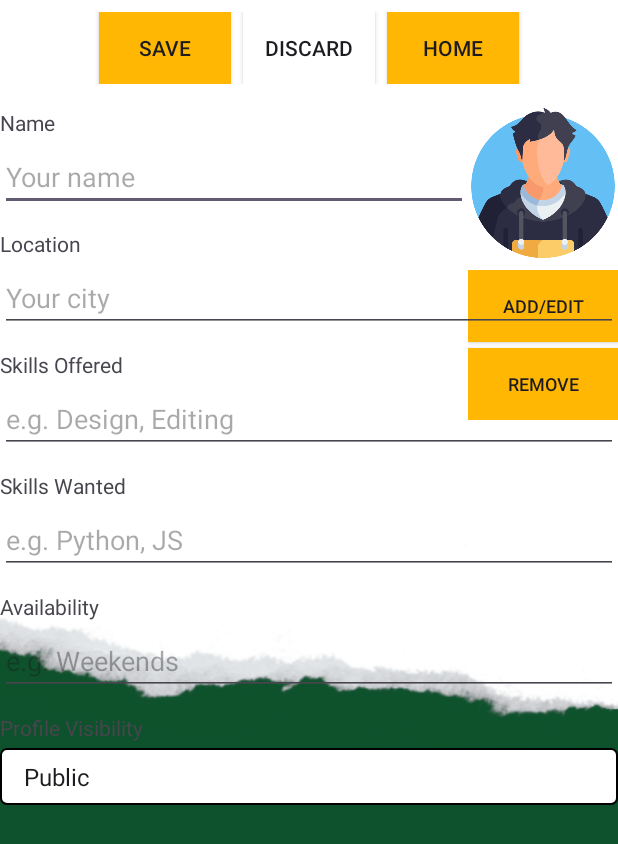
After one commit to Abhijit745/ODOO_Hackathon_2025_SkillSwap, an Android app: the UserProfileActivity screen opened directly, with no data from a screen before it, on a phone screen of 412 x 824 dp. The commit adds this screen. Shown: the top 844 px of the screen. Run offline under Robolectric (Android 15) with nearby library versions, the phone set to English and light mode, and no system bars.

Commit message:
Push Android Studio UI code to android_ui branch

```diff
--- a/app/src/main/java/com/codehorizon/skillswap/StartUpActivity.kt
+++ b/app/src/main/java/com/codehorizon/skillswap/StartUpActivity.kt
@@ -3,7 +3,6 @@ package com.codehorizon.skillswap
 import android.content.Intent
 import androidx.appcompat.app.AppCompatActivity
 import android.os.Bundle
-import android.view.View
 import android.widget.Button
 
 class StartUpActivity : AppCompatActivity() {
@@ -18,7 +17,7 @@ class StartUpActivity : AppCompatActivity() {
         // Set click listener for the button
         joinNowButton.setOnClickListener {
             // Navigate to HomeActivity
-            startActivity(Intent(this, HomeActivity::class.java))
+            startActivity(Intent(this, UserloginActivity::class.java))
             finish() // Close this activity
         }
     }
--- /dev/null
+++ b/app/src/main/java/com/codehorizon/skillswap/UserProfileActivity.kt
@@ -0,0 +1,20 @@
+package com.codehorizon.skillswap
+
+import android.os.Bundle
+import androidx.activity.enableEdgeToEdge
+import androidx.appcompat.app.AppCompatActivity
+import androidx.core.view.ViewCompat
+import androidx.core.view.WindowInsetsCompat
+
+class UserProfileActivity : AppCompatActivity() {
+    override fun onCreate(savedInstanceState: Bundle?) {
+        super.onCreate(savedInstanceState)
+        enableEdgeToEdge()
+        setContentView(R.layout.activity_userprofile)
+        ViewCompat.setOnApplyWindowInsetsListener(findViewById(R.id.main)) { v, insets ->
+        val systemBars = insets.getInsets(WindowInsetsCompat.Type.systemBars())
+            v.setPadding(systemBars.left, systemBars.top, systemBars.right, systemBars.bottom)
+            insets
+        }
+    }
+}
--- /dev/null
+++ b/app/src/main/res/drawable/edittext_background.xml
@@ -0,0 +1,6 @@
+<!-- res/drawable/edittext_background.xml -->
+<shape xmlns:android="http://schemas.android.com/apk/res/android">
+    <solid android:color="#FFFFFF"/>
+    <corners android:radius="8dp"/>
+    <stroke android:width="1dp" android:color="#CCCCCC"/>
+</shape>
--- /dev/null
+++ b/app/src/main/res/drawable/spinner_border.xml
@@ -0,0 +1,8 @@
+<?xml version="1.0" encoding="utf-8"?>
+<shape xmlns:android="http://schemas.android.com/apk/res/android">
+    <solid android:color="@color/white" />
+    <stroke
+        android:width="1dp"
+        android:color="@android:color/black" />
+    <corners android:radius="4dp" />
+</shape>
--- a/app/src/main/res/layout/activity_start_up.xml
+++ b/app/src/main/res/layout/activity_start_up.xml
@@ -10,7 +10,7 @@
         android:id="@+id/backgroundImageView"
         android:layout_width="match_parent"
         android:layout_height="match_parent"
-        android:src="@drawable/joinnow"
+        android:src="@drawable/startup"
         android:scaleType="centerCrop"
         app:layout_constraintTop_toTopOf="parent"
         app:layout_constraintBottom_toBottomOf="parent"
--- /dev/null
+++ b/app/src/main/res/layout/activity_userprofile.xml
@@ -0,0 +1,211 @@
+<androidx.constraintlayout.widget.ConstraintLayout
+    xmlns:android="http://schemas.android.com/apk/res/android"
+    xmlns:app="http://schemas.android.com/apk/res-auto"
+    android:layout_width="match_parent"
+    android:layout_height="match_parent"
+    android:id="@+id/main"
+    android:padding="16dp"
+    android:background="@drawable/background">
+
+    <!-- Top Buttons -->
+    <LinearLayout
+        android:id="@+id/topButtons"
+        android:layout_width="0dp"
+        android:layout_height="wrap_content"
+        android:orientation="horizontal"
+        android:gravity="center"
+        android:layout_marginTop="8dp"
+        app:layout_constraintTop_toTopOf="parent"
+        app:layout_constraintStart_toStartOf="parent"
+        app:layout_constraintEnd_toEndOf="parent">
+
+        <androidx.appcompat.widget.AppCompatButton
+            android:id="@+id/saveButton"
+            android:layout_width="wrap_content"
+            android:layout_height="wrap_content"
+            android:background="@color/yellow"
+            android:text="Save" />
+
+        <androidx.appcompat.widget.AppCompatButton
+            android:id="@+id/discardButton"
+            android:layout_width="wrap_content"
+            android:layout_height="wrap_content"
+            android:layout_marginStart="8dp"
+            android:background="@android:color/white"
+            android:text="Discard" />
+
+        <androidx.appcompat.widget.AppCompatButton
+            android:id="@+id/homeButton"
+            android:layout_width="wrap_content"
+            android:layout_height="wrap_content"
+            android:layout_marginStart="8dp"
+            android:background="@color/yellow"
+            android:text="Home" />
+    </LinearLayout>
+
+    <!-- Profile Image -->
+    <ImageView
+        android:id="@+id/profileImage"
+        android:layout_width="100dp"
+        android:layout_height="100dp"
+        android:src="@drawable/boy"
+        android:scaleType="centerCrop"
+        android:layout_marginTop="16dp"
+        app:layout_constraintTop_toBottomOf="@id/topButtons"
+        app:layout_constraintEnd_toEndOf="parent" />
+
+    <!-- Image Buttons -->
+    <LinearLayout
+        android:id="@+id/imageButtons"
+        android:layout_width="wrap_content"
+        android:layout_height="wrap_content"
+        android:orientation="vertical"
+        android:layout_marginTop="8dp"
+        app:layout_constraintTop_toBottomOf="@id/profileImage"
+        app:layout_constraintEnd_toEndOf="parent">
+
+        <androidx.appcompat.widget.AppCompatButton
+            android:id="@+id/addEditPhoto"
+            android:layout_width="100dp"
+            android:layout_height="wrap_content"
+            android:textSize="12sp"
+            android:padding="4dp"
+            android:background="@color/yellow"
+            android:text="Add/Edit" />
+
+        <androidx.appcompat.widget.AppCompatButton
+            android:id="@+id/removePhoto"
+            android:layout_width="100dp"
+            android:layout_height="wrap_content"
+            android:textSize="12sp"
+            android:padding="4dp"
+            android:layout_marginTop="4dp"
+            android:background="@color/yellow"
+            android:text="Remove" />
+    </LinearLayout>
+
+    <!-- Name Field -->
+    <TextView
+        android:id="@+id/nameLabel"
+        android:layout_width="wrap_content"
+        android:layout_height="wrap_content"
+        android:text="Name"
+        android:layout_marginTop="16dp"
+        app:layout_constraintTop_toBottomOf="@id/topButtons"
+        app:layout_constraintStart_toStartOf="parent" />
+
+    <EditText
+        android:id="@+id/nameInput"
+        android:layout_width="0dp"
+        android:layout_height="wrap_content"
+        android:hint="Your name"
+        android:layout_marginTop="4dp"
+        app:layout_constraintTop_toBottomOf="@id/nameLabel"
+        app:layout_constraintStart_toStartOf="parent"
+        app:layout_constraintEnd_toStartOf="@id/profileImage" />
+
+    <!-- Location Field -->
+    <TextView
+        android:id="@+id/locationLabel"
+        android:layout_width="wrap_content"
+        android:layout_height="wrap_content"
+        android:text="Location"
+        android:layout_marginTop="12dp"
+        app:layout_constraintTop_toBottomOf="@id/nameInput"
+        app:layout_constraintStart_toStartOf="parent" />
+
+    <EditText
+        android:id="@+id/locationInput"
+        android:layout_width="0dp"
+        android:layout_height="wrap_content"
+        android:hint="Your city"
+        android:layout_marginTop="4dp"
+        app:layout_constraintTop_toBottomOf="@id/locationLabel"
+        app:layout_constraintStart_toStartOf="parent"
+        app:layout_constraintEnd_toEndOf="parent" />
+
+    <!-- Skills Offered -->
+    <TextView
+        android:id="@+id/skillsOfferedLabel"
+        android:layout_width="wrap_content"
+        android:layout_height="wrap_content"
+        android:text="Skills Offered"
+        android:layout_marginTop="12dp"
+        app:layout_constraintTop_toBottomOf="@id/locationInput"
+        app:layout_constraintStart_toStartOf="parent" />
+
+    <EditText
+        android:id="@+id/skillsOfferedInput"
+        android:layout_width="0dp"
+        android:layout_height="wrap_content"
+        android:hint="e.g. Design, Editing"
+        android:layout_marginTop="4dp"
+        app:layout_constraintTop_toBottomOf="@id/skillsOfferedLabel"
+        app:layout_constraintStart_toStartOf="parent"
+        app:layout_constraintEnd_toEndOf="parent" />
+
+    <!-- Skills Wanted -->
+    <TextView
+        android:id="@+id/skillsWantedLabel"
+        android:layout_width="wrap_content"
+        android:layout_height="wrap_content"
+        android:text="Skills Wanted"
+        android:layout_marginTop="12dp"
+        app:layout_constraintTop_toBottomOf="@id/skillsOfferedInput"
+        app:layout_constraintStart_toStartOf="parent" />
+
+    <EditText
+        android:id="@+id/skillsWantedInput"
+        android:layout_width="0dp"
+        android:layout_height="wrap_content"
+        android:hint="e.g. Python, JS"
+        android:layout_marginTop="4dp"
+        app:layout_constraintTop_toBottomOf="@id/skillsWantedLabel"
+        app:layout_constraintStart_toStartOf="parent"
+        app:layout_constraintEnd_toEndOf="parent" />
+
+    <!-- Availability -->
+    <TextView
+        android:id="@+id/availabilityLabel"
+        android:layout_width="wrap_content"
+        android:layout_height="wrap_content"
+        android:text="Availability"
+        android:layout_marginTop="12dp"
+        app:layout_constraintTop_toBottomOf="@id/skillsWantedInput"
+        app:layout_constraintStart_toStartOf="parent" />
+
+    <EditText
+        android:id="@+id/availabilityInput"
+        android:layout_width="0dp"
+        android:layout_height="wrap_content"
+        android:hint="e.g. Weekends"
+        android:layout_marginTop="4dp"
+        app:layout_constraintTop_toBottomOf="@id/availabilityLabel"
+        app:layout_constraintStart_toStartOf="parent"
+        app:layout_constraintEnd_toEndOf="parent" />
+
+    <!-- Profile Visibility -->
+    <TextView
+        android:id="@+id/profileVisibilityLabel"
+        android:layout_width="wrap_content"
+        android:layout_height="wrap_content"
+        android:text="Profile Visibility"
+        android:layout_marginTop="12dp"
+        app:layout_constraintTop_toBottomOf="@id/availabilityInput"
+        app:layout_constraintStart_toStartOf="parent" />
+
+    <Spinner
+        android:id="@+id/visibilitySpinner"
+        android:layout_width="0dp"
+        android:layout_height="wrap_content"
+        android:background="@drawable/spinner_border"
+        android:spinnerMode="dropdown"
+        android:padding="8dp"
+        android:entries="@array/visibility_options"
+        android:textColor="@android:color/black"
+        android:layout_marginTop="4dp"
+        app:layout_constraintTop_toBottomOf="@id/profileVisibilityLabel"
+        app:layout_constraintStart_toStartOf="parent"
+        app:layout_constraintEnd_toEndOf="parent" />
+
+</androidx.constraintlayout.widget.ConstraintLayout>
--- /dev/null
+++ b/app/src/main/res/values/arrays.xml
@@ -0,0 +1,8 @@
+<?xml version="1.0" encoding="utf-8"?>
+<resources>
+    <string-array name="visibility_options">
+        <item>Public</item>
+        <item>Private</item>
+        <item>Friends Only</item>
+    </string-array>
+</resources>
```
Also changed, not shown: app/src/main/AndroidManifest.xml (+7 -2 lines), app/src/main/java/com/codehorizon/skillswap/UserloginActivity.kt (added, +27 -0 lines), app/src/main/res/layout/activity_userlogin.xml (added, +111 -0 lines), app/src/main/res/drawable/background.png (added), app/src/main/res/drawable/boy.png (added), app/src/main/res/drawable/joinnow.png (deleted), app/src/main/res/drawable/startup.png.
